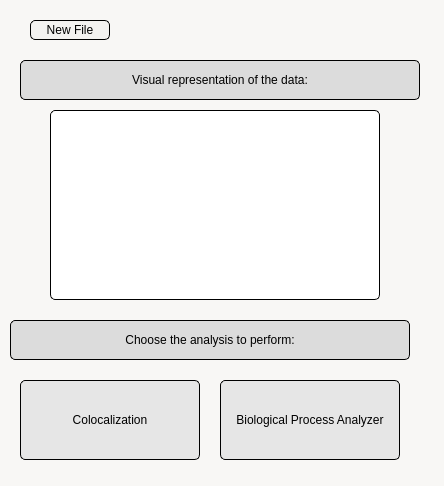
LorenzoTarricone/TranscriptomiC, file MenuWindow.ui: the form before one commit.
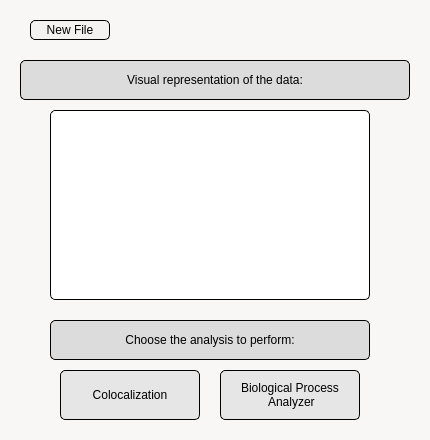
The form after the commit. Custom widgets are drawn as their Qt base class.

Commit message:
Make Style Uniform/Consistent for all Windows
Menu Window => Cute like sugestion from Lorenzo
Bio Process Window => Does now look good

```diff
--- a/MenuWindow.ui
+++ b/MenuWindow.ui
@@ -6,8 +6,8 @@
    <rect>
     <x>0</x>
     <y>0</y>
-    <width>444</width>
-    <height>486</height>
+    <width>430</width>
+    <height>440</height>
    </rect>
   </property>
   <property name="windowTitle">
@@ -23,7 +23,7 @@
      <rect>
       <x>50</x>
       <y>110</y>
-      <width>330</width>
+      <width>320</width>
       <height>190</height>
      </rect>
     </property>
@@ -38,10 +38,10 @@
    <widget class="QPushButton" name="ColocalizationButton">
     <property name="geometry">
      <rect>
-      <x>20</x>
-      <y>380</y>
-      <width>180</width>
-      <height>80</height>
+      <x>60</x>
+      <y>370</y>
+      <width>140</width>
+      <height>50</height>
      </rect>
     </property>
     <property name="styleSheet">
@@ -60,9 +60,9 @@
     <property name="geometry">
      <rect>
       <x>220</x>
-      <y>380</y>
-      <width>180</width>
-      <height>80</height>
+      <y>370</y>
+      <width>140</width>
+      <height>50</height>
      </rect>
     </property>
     <property name="styleSheet">
@@ -74,7 +74,8 @@
 </string>
     </property>
     <property name="text">
-     <string>Biological Process Analyzer</string>
+     <string>Biological Process 
+ Analyzer</string>
     </property>
    </widget>
    <widget class="QPushButton" name="MenuWindowButton">
@@ -103,7 +104,7 @@
      <rect>
       <x>20</x>
       <y>60</y>
-      <width>400</width>
+      <width>390</width>
       <height>40</height>
      </rect>
     </property>
@@ -127,9 +128,9 @@
    <widget class="QLabel" name="AnalysisPerformLabel">
     <property name="geometry">
      <rect>
-      <x>10</x>
+      <x>50</x>
       <y>320</y>
-      <width>400</width>
+      <width>320</width>
       <height>40</height>
      </rect>
     </property>
```
Left out of the diff: 2 changed lines with no effect on the pictures. The commit also changes 5 other files.
